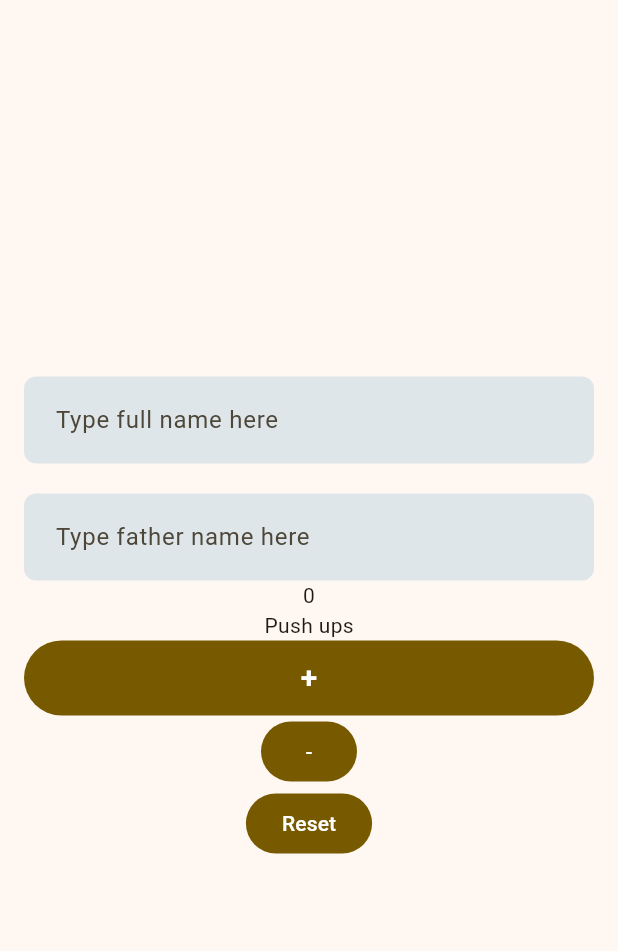
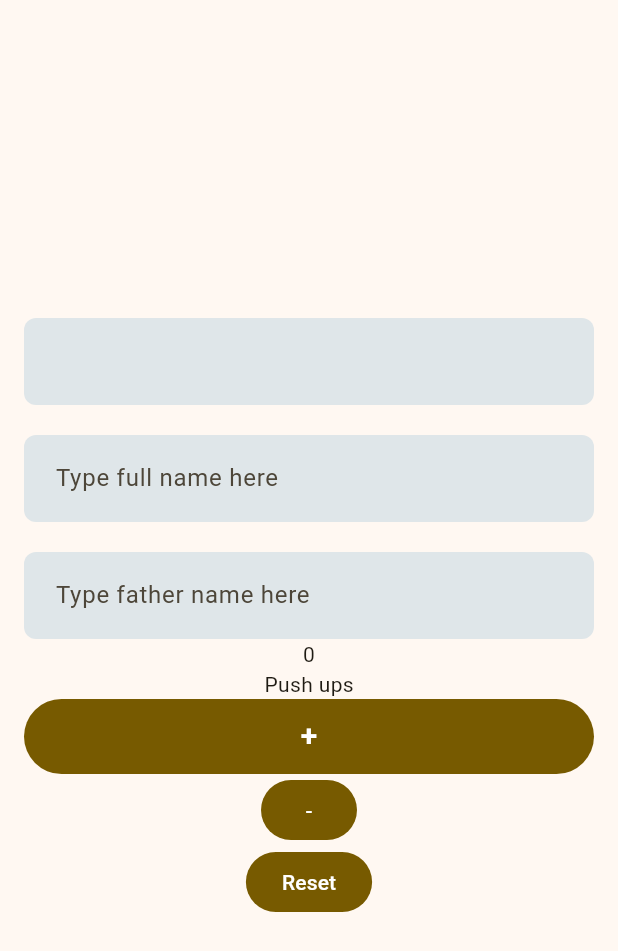
Before and after one commit to ntfaizan/theme_management_app, a Flutter app: the screen it shows after launch, on a phone screen of 412 x 824 dp. Shown: the top 951 px of the screen. Run offline on Flutter 3.47's test engine with Material 2 defaults, Android fonts, the light colour scheme and no system bars.

Commit message:
themes color

```diff
--- a/lib/pages/home_page.dart
+++ b/lib/pages/home_page.dart
@@ -18,64 +18,14 @@ class _HomePageState extends State<HomePage> {
           child: Column(
             mainAxisAlignment: MainAxisAlignment.center,
             children: [
+              const TextField(),
+              const SizedBox(height: 20),
               const TextField(
-                decoration: InputDecoration(
-                  hintText: 'Type full name here',
-                  fillColor: Color(0xffdfe6e9),
-                  filled: true,
-                  contentPadding: EdgeInsets.all(17),
-                  border: OutlineInputBorder(
-                    borderRadius: BorderRadius.all(
-                      Radius.circular(8.0),
-                    ),
-                  ),
-                  enabledBorder: OutlineInputBorder(
-                    borderRadius: BorderRadius.all(
-                      Radius.circular(8.0),
-                    ),
-                    borderSide: BorderSide(
-                      color: Colors.transparent,
-                    ),
-                  ),
-                  focusedBorder: OutlineInputBorder(
-                    borderRadius: BorderRadius.all(
-                      Radius.circular(8.0),
-                    ),
-                    borderSide: BorderSide(
-                      color: Colors.transparent,
-                    ),
-                  ),
-                ),
+                decoration: InputDecoration(hintText: 'Type full name here'),
               ),
               const SizedBox(height: 20),
               const TextField(
-                decoration: InputDecoration(
-                  hintText: 'Type father name here',
-                  fillColor: Color(0xffdfe6e9),
-                  filled: true,
-                  contentPadding: EdgeInsets.all(17),
-                  border: OutlineInputBorder(
-                    borderRadius: BorderRadius.all(
-                      Radius.circular(8.0),
-                    ),
-                  ),
-                  enabledBorder: OutlineInputBorder(
-                    borderRadius: BorderRadius.all(
-                      Radius.circular(8.0),
-                    ),
-                    borderSide: BorderSide(
-                      color: Colors.transparent,
-                    ),
-                  ),
-                  focusedBorder: OutlineInputBorder(
-                    borderRadius: BorderRadius.all(
-                      Radius.circular(8.0),
-                    ),
-                    borderSide: BorderSide(
-                      color: Colors.transparent,
-                    ),
-                  ),
-                ),
+                decoration: InputDecoration(hintText: 'Type father name here'),
               ),
               Text('$counter'),
               const Text('Push ups'),
--- a/lib/themes/theme_color_scheme.dart
+++ b/lib/themes/theme_color_scheme.dart
@@ -2,9 +2,11 @@ import 'package:flutter/material.dart';
 
 // light colors
 const lightPrimaryColor = Color(0xff775A00);
+const lightTextFieldFilledColor = Color(0xffdfe6e9);
 
 // dark colors
 const darkPrimaryColor = Color(0xff775A00);
+const darkTextFieldFilledColor = Color(0xffdfe6e9);
 
 // lightColorScheme
 final lightColorScheme = ColorScheme.fromSeed(
--- a/lib/themes/theme_mode.dart
+++ b/lib/themes/theme_mode.dart
@@ -1,12 +1,15 @@
 import 'package:book_si/themes/theme_color_scheme.dart';
+import 'package:book_si/themes/theme_input_decoration.dart';
 import 'package:flutter/material.dart';
 
 final lightThemeData = ThemeData(
   colorScheme: lightColorScheme,
   useMaterial3: true,
+  inputDecorationTheme: lightInputDecorationTheme,
 );
 
 final darkThemeData = ThemeData(
   colorScheme: darkColorScheme,
   useMaterial3: true,
+  inputDecorationTheme: darkInputDecorationTheme,
 );
```
Also changed, not shown: lib/themes/theme_input_decoration.dart (added, +57 -0 lines).
